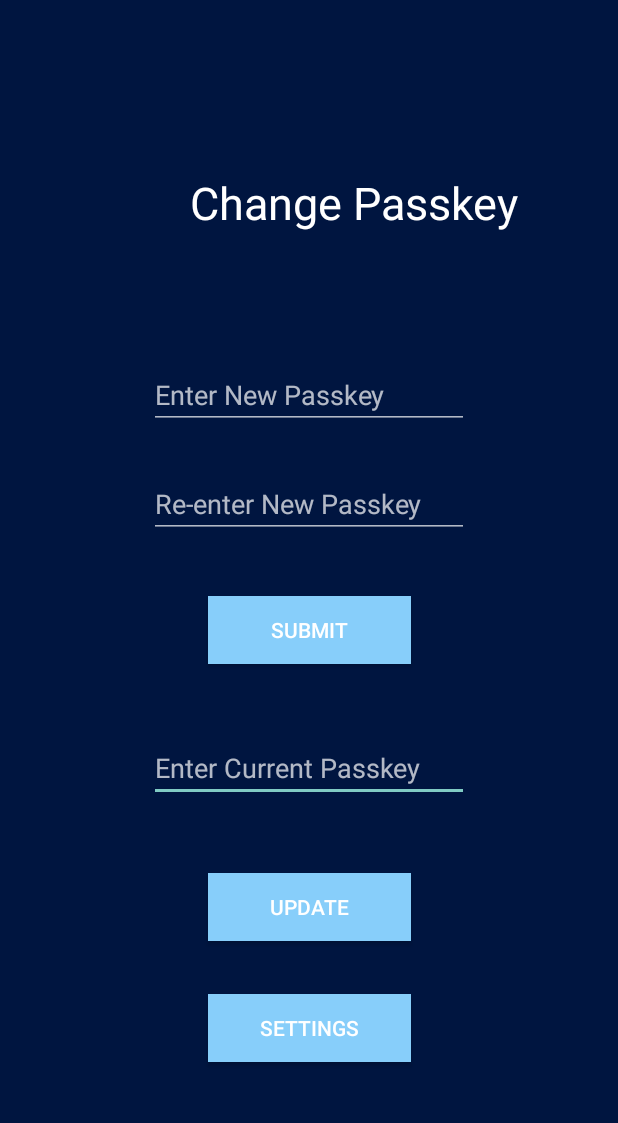
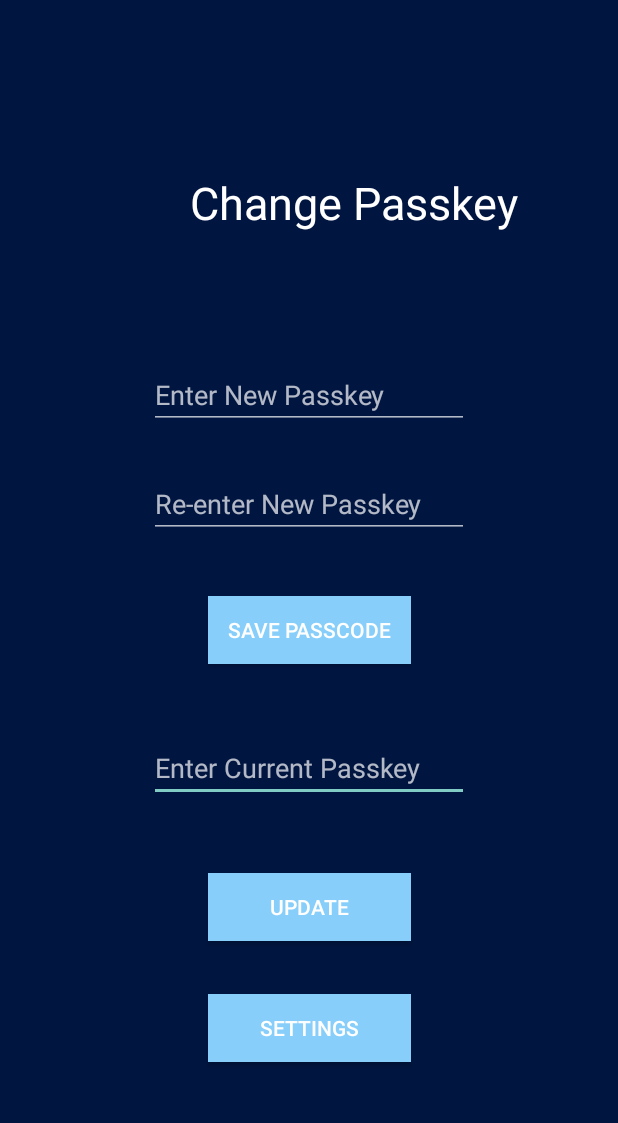
Before and after one commit to michael-mcclung/uSecure, an Android app: the PassKeyActivity screen opened directly, with no data from a screen before it, on a phone screen of 412 x 824 dp, the part 93-1216 px from its top. Run offline under Robolectric (Android 15) with nearby library versions, the phone set to English and light mode, and no system bars; our stand-ins replace Firebase (no records; nobody signed in at launch, a user with empty details on screens opened directly).

Commit message:
finished passcode page

```diff
--- a/app/src/main/res/layout/activity_pass_key.xml
+++ b/app/src/main/res/layout/activity_pass_key.xml
@@ -6,32 +6,6 @@
     android:layout_height="match_parent"
     android:background="#001540"
     tools:context=".PassKeyActivity">
-
-    <Button
-        android:id="@+id/savePassCodeBtn"
-        android:layout_width="135dp"
-        android:layout_height="45dp"
-        android:background="#87cefa"
-        android:text="Submit"
-        app:layout_constraintBottom_toBottomOf="parent"
-        app:layout_constraintEnd_toEndOf="parent"
-        app:layout_constraintStart_toStartOf="parent"
-        app:layout_constraintTop_toTopOf="parent"
-        app:layout_constraintVertical_bias="0.59" />
-
-    <TextView
-        android:id="@+id/textView9"
-        android:layout_width="238dp"
-        android:layout_height="45dp"
-        android:text="Change Passkey"
-        android:textColor="#FFFFFF"
-        android:textSize="30sp"
-        app:layout_constraintBottom_toBottomOf="parent"
-        app:layout_constraintEnd_toEndOf="parent"
-        app:layout_constraintHorizontal_bias="0.728"
-        app:layout_constraintStart_toStartOf="parent"
-        app:layout_constraintTop_toTopOf="parent"
-        app:layout_constraintVertical_bias="0.227" />
 
     <LinearLayout
         android:id="@+id/linearLayout"
@@ -58,6 +32,32 @@
             app:layout_constraintTop_toTopOf="parent"
             app:layout_constraintVertical_bias="0.888" />
     </LinearLayout>
+
+    <Button
+        android:id="@+id/savePassCodeBtn"
+        android:layout_width="135dp"
+        android:layout_height="45dp"
+        android:background="#87cefa"
+        android:text="Save passcode"
+        app:layout_constraintBottom_toBottomOf="parent"
+        app:layout_constraintEnd_toEndOf="parent"
+        app:layout_constraintStart_toStartOf="parent"
+        app:layout_constraintTop_toTopOf="parent"
+        app:layout_constraintVertical_bias="0.59" />
+
+    <TextView
+        android:id="@+id/textView9"
+        android:layout_width="238dp"
+        android:layout_height="45dp"
+        android:text="Change Passkey"
+        android:textColor="#FFFFFF"
+        android:textSize="30sp"
+        app:layout_constraintBottom_toBottomOf="parent"
+        app:layout_constraintEnd_toEndOf="parent"
+        app:layout_constraintHorizontal_bias="0.728"
+        app:layout_constraintStart_toStartOf="parent"
+        app:layout_constraintTop_toTopOf="parent"
+        app:layout_constraintVertical_bias="0.227" />
 
     <EditText
         android:id="@+id/updatedCodeText"
```
Also changed, not shown: app/src/main/java/com/example/usecure/PassKeyActivity.java (+7 -12 lines).
